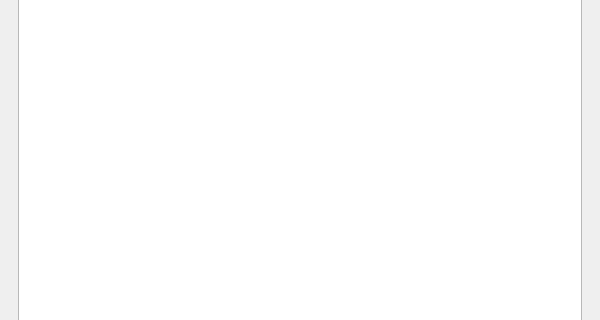
This is atm/mainwindow.ui in cherny77/atm as Qt 5 draws it before an edit; both pictures show x 0 to 600 and y 170 to 490 of the 600 by 600 pixel window. The edited form follows.
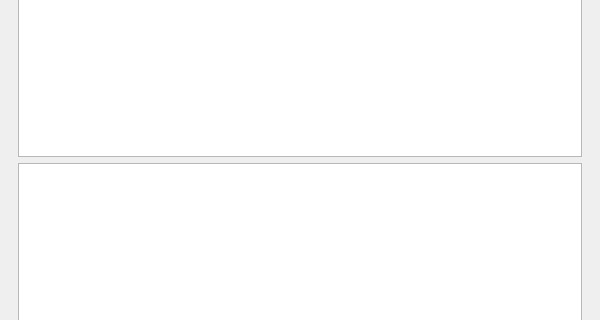
This is the edited form. The open tabs and pages were chosen to show the change. Icons and pictures are not drawn.

```diff
--- a/atm/mainwindow.ui
+++ b/atm/mainwindow.ui
@@ -158,6 +158,16 @@
          </widget>
         </item>
         <item row="2" column="0">
+         <widget class="QTableWidget" name="cardsTableTest">
+          <property name="showGrid">
+           <bool>true</bool>
+          </property>
+          <property name="wordWrap">
+           <bool>true</bool>
+          </property>
+         </widget>
+        </item>
+        <item row="3" column="0">
          <widget class="QTableView" name="cardsTable"/>
         </item>
        </layout>
```
Left out of the diff: 8 changed lines with no effect on the pictures.
